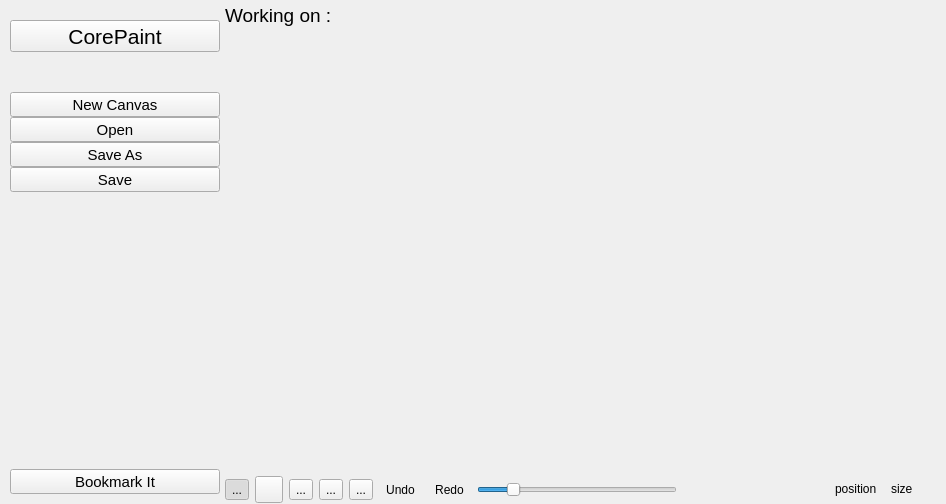
Old version of the form corepaint.ui in the repository rahmanshaber/corepaint.
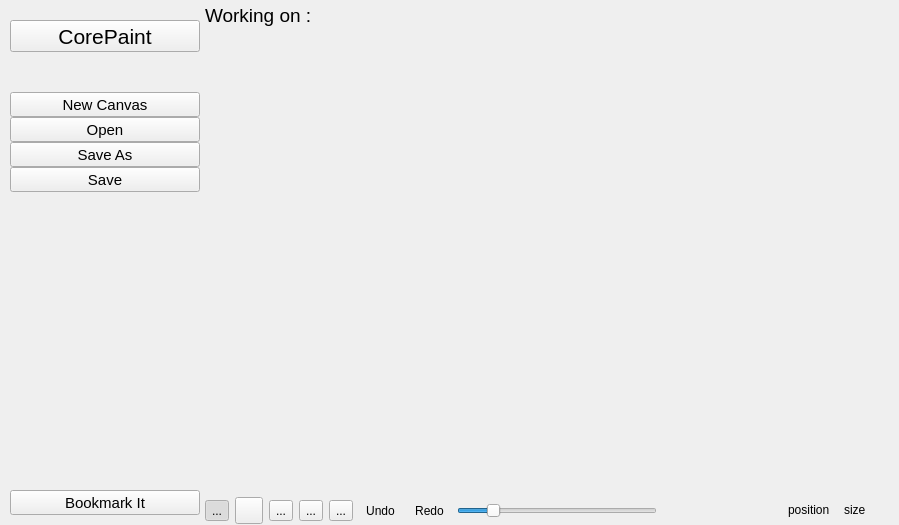
New version of the form. Icons and pictures are not drawn.

Commit message: removed the contex menu

```diff
--- a/corepaint.ui
+++ b/corepaint.ui
@@ -6,8 +6,8 @@
    <rect>
     <x>0</x>
     <y>0</y>
-    <width>946</width>
-    <height>504</height>
+    <width>899</width>
+    <height>525</height>
    </rect>
   </property>
   <property name="windowTitle">
@@ -1834,7 +1834,7 @@
          <string notr="true"/>
         </property>
         <property name="checkable">
-         <bool>true</bool>
+         <bool>false</bool>
         </property>
         <property name="toolButtonStyle">
          <enum>Qt::ToolButtonTextBesideIcon</enum>
```
The commit also changes 2 other files.
